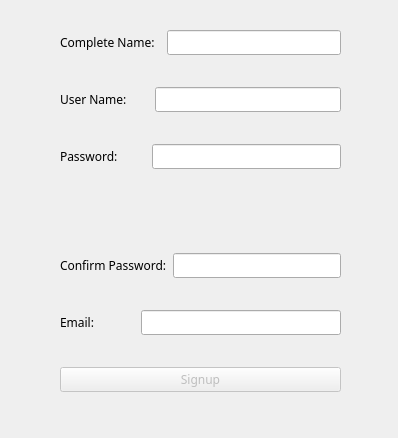
Qt form signup.ui (AlirezaM02/AP_Project) before a commit.
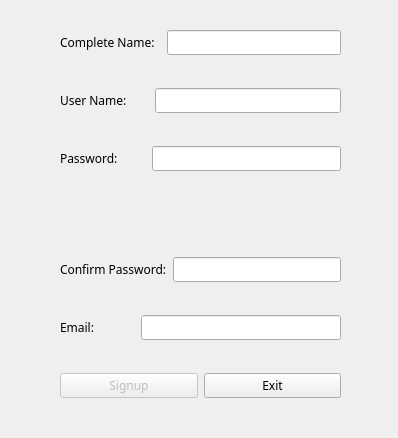
The same form after that commit.

The edit to the form file:
```diff
--- a/signup.ui
+++ b/signup.ui
@@ -19,7 +19,7 @@
      <x>60</x>
      <y>30</y>
      <width>281</width>
-     <height>362</height>
+     <height>368</height>
     </rect>
    </property>
    <property name="font">
@@ -123,6 +123,9 @@
           <family>MV Boli</family>
          </font>
         </property>
+        <property name="echoMode">
+         <enum>QLineEdit::Password</enum>
+        </property>
        </widget>
       </item>
      </layout>
@@ -184,6 +187,9 @@
           <family>MV Boli</family>
          </font>
         </property>
+        <property name="echoMode">
+         <enum>QLineEdit::Password</enum>
+        </property>
        </widget>
       </item>
      </layout>
@@ -238,6 +244,8 @@
      </widget>
     </item>
     <item>
+     <layout class="QHBoxLayout" name="horizontalLayout_6">
+      <item>
      <widget class="QPushButton" name="signupbtn">
       <property name="enabled">
        <bool>false</bool>
@@ -251,6 +259,15 @@
        <string>Signup</string>
       </property>
      </widget>
+      </item>
+      <item>
+       <widget class="QPushButton" name="exitBtn">
+        <property name="text">
+         <string>Exit</string>
+        </property>
+       </widget>
+      </item>
+     </layout>
     </item>
    </layout>
   </widget>
```
Lines whose indentation alone changed are shown as unchanged.
